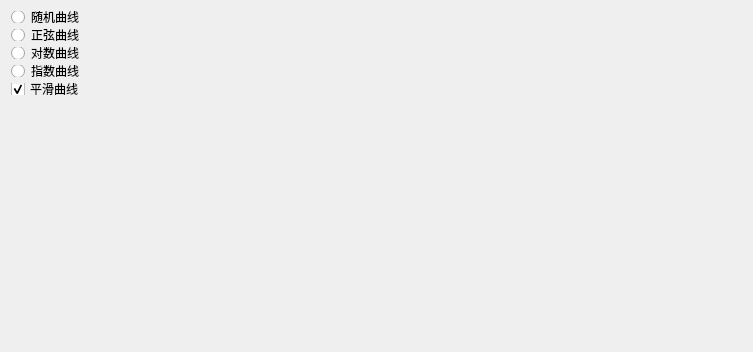
Qt form src/mainwidget.ui (shallowclouds/BezierCurve) before a commit.
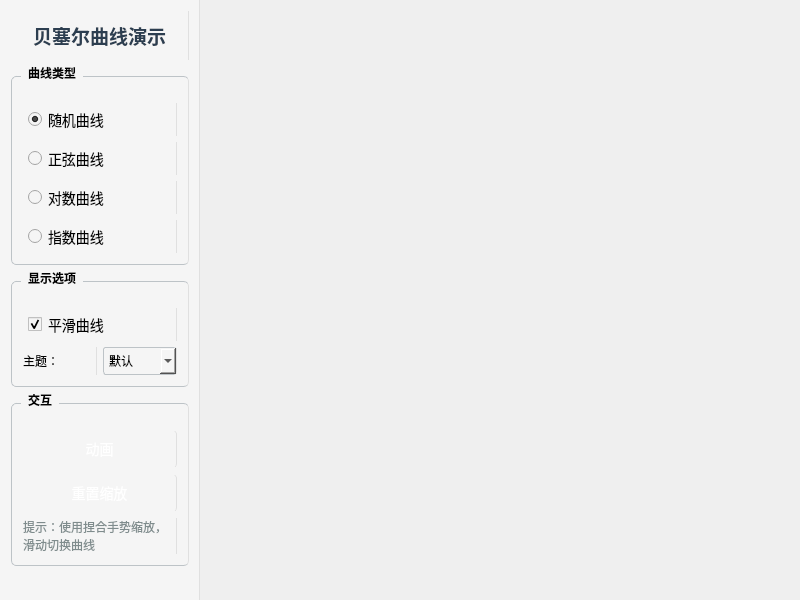
The same form after that commit.

```diff
--- a/src/mainwidget.ui
+++ b/src/mainwidget.ui
@@ -6,63 +6,246 @@
    <rect>
     <x>0</x>
     <y>0</y>
-    <width>753</width>
-    <height>352</height>
+    <width>800</width>
+    <height>600</height>
    </rect>
   </property>
   <property name="windowTitle">
    <string>MainWidget</string>
   </property>
-  <widget class="QWidget" name="gridLayoutWidget">
+  <property name="styleSheet">
+   <string notr="true">QWidget {
+    font-family: 'Microsoft YaHei', Arial, sans-serif;
+}
+
+QRadioButton, QCheckBox {
+    font-size: 14px;
+    padding: 5px;
+}
+
+QPushButton {
+    background-color: #3498db;
+    color: white;
+    border: none;
+    border-radius: 4px;
+    padding: 8px 16px;
+    font-size: 14px;
+}
+
+QPushButton:hover {
+    background-color: #2980b9;
+}
+
+QPushButton:pressed {
+    background-color: #1c6ea4;
+}
+
+QComboBox {
+    border: 1px solid #bdc3c7;
+    border-radius: 3px;
+    padding: 5px;
+    min-width: 6em;
+}
+
+QGroupBox {
+    font-weight: bold;
+    border: 1px solid #bdc3c7;
+    border-radius: 5px;
+    margin-top: 10px;
+    padding-top: 15px;
+}
+
+QGroupBox::title {
+    subcontrol-origin: margin;
+    subcontrol-position: top left;
+    left: 10px;
+    padding: 0 5px;
+}</string>
+  </property>
+  <widget class="QWidget" name="controlPanel" native="true">
    <property name="geometry">
     <rect>
      <x>0</x>
      <y>0</y>
-     <width>121</width>
-     <height>106</height>
+     <width>200</width>
+     <height>600</height>
     </rect>
    </property>
-   <layout class="QGridLayout" name="grid1">
-    <item row="0" column="0">
-     <widget class="QRadioButton" name="randCurve">
+   <property name="styleSheet">
+    <string notr="true">background-color: #f5f5f5;
+border-right: 1px solid #e0e0e0;</string>
+   </property>
+   <layout class="QVBoxLayout" name="verticalLayout">
+    <item>
+     <widget class="QLabel" name="titleLabel">
+      <property name="font">
+       <font>
+        <family>Microsoft YaHei</family>
+        <pointsize>14</pointsize>
+        <weight>75</weight>
+        <bold>true</bold>
+       </font>
+      </property>
+      <property name="styleSheet">
+       <string notr="true">color: #2c3e50;
+padding: 10px;</string>
+      </property>
       <property name="text">
-       <string>随机曲线</string>
+       <string>贝塞尔曲线演示</string>
       </property>
+      <property name="alignment">
+       <set>Qt::AlignCenter</set>
+      </property>
      </widget>
     </item>
-    <item row="3" column="0">
-     <widget class="QRadioButton" name="exCurve">
-      <property name="text">
-       <string>指数曲线</string>
+    <item>
+     <widget class="QGroupBox" name="curveTypeGroup">
+      <property name="title">
+       <string>曲线类型</string>
       </property>
+      <layout class="QVBoxLayout" name="verticalLayout_2">
+       <item>
+        <widget class="QRadioButton" name="randCurve">
+         <property name="text">
+          <string>随机曲线</string>
+         </property>
+         <property name="checked">
+          <bool>true</bool>
+         </property>
+        </widget>
+       </item>
+       <item>
+        <widget class="QRadioButton" name="SinCurve">
+         <property name="text">
+          <string>正弦曲线</string>
+         </property>
+        </widget>
+       </item>
+       <item>
+        <widget class="QRadioButton" name="lnCurve">
+         <property name="text">
+          <string>对数曲线</string>
+         </property>
+        </widget>
+       </item>
+       <item>
+        <widget class="QRadioButton" name="exCurve">
+         <property name="text">
+          <string>指数曲线</string>
+         </property>
+        </widget>
+       </item>
+      </layout>
      </widget>
     </item>
-    <item row="1" column="0">
-     <widget class="QRadioButton" name="SinCurve">
-      <property name="text">
-       <string>正弦曲线</string>
+    <item>
+     <widget class="QGroupBox" name="displayOptionsGroup">
+      <property name="title">
+       <string>显示选项</string>
       </property>
+      <layout class="QVBoxLayout" name="verticalLayout_3">
+       <item>
+        <widget class="QCheckBox" name="chkbox">
+         <property name="text">
+          <string>平滑曲线</string>
+         </property>
+         <property name="checked">
+          <bool>true</bool>
+         </property>
+        </widget>
+       </item>
+       <item>
+        <layout class="QHBoxLayout" name="horizontalLayout">
+         <item>
+          <widget class="QLabel" name="themeLabel">
+           <property name="text">
+            <string>主题：</string>
+           </property>
+          </widget>
+         </item>
+         <item>
+          <widget class="QComboBox" name="themeCombo">
+           <item>
+            <property name="text">
+             <string>默认</string>
+            </property>
+           </item>
+           <item>
+            <property name="text">
+             <string>蓝色</string>
+            </property>
+           </item>
+           <item>
+            <property name="text">
+             <string>绿色</string>
+            </property>
+           </item>
+           <item>
+            <property name="text">
+             <string>红色</string>
+            </property>
+           </item>
+           <item>
+            <property name="text">
+             <string>紫色</string>
+            </property>
+           </item>
+          </widget>
+         </item>
+        </layout>
+       </item>
+      </layout>
      </widget>
     </item>
-    <item row="2" column="0">
-     <widget class="QRadioButton" name="lnCurve">
-      <property name="text">
-       <string>对数曲线</string>
+    <item>
+     <widget class="QGroupBox" name="interactionGroup">
+      <property name="title">
+       <string>交互</string>
       </property>
+      <layout class="QVBoxLayout" name="verticalLayout_4">
+       <item>
+        <widget class="QPushButton" name="animateBtn">
+         <property name="text">
+          <string>动画</string>
+         </property>
+        </widget>
+       </item>
+       <item>
+        <widget class="QPushButton" name="resetZoomBtn">
+         <property name="text">
+          <string>重置缩放</string>
+         </property>
+        </widget>
+       </item>
+       <item>
+        <widget class="QLabel" name="gestureHintLabel">
+         <property name="styleSheet">
+          <string notr="true">color: #7f8c8d;
+font-size: 12px;</string>
+         </property>
+         <property name="text">
+          <string>提示：使用捏合手势缩放，滑动切换曲线</string>
+         </property>
+         <property name="wordWrap">
+          <bool>true</bool>
+         </property>
+        </widget>
+       </item>
+      </layout>
      </widget>
     </item>
-    <item row="4" column="0">
-     <widget class="QCheckBox" name="chkbox">
-      <property name="enabled">
-       <bool>true</bool>
+    <item>
+     <spacer name="verticalSpacer">
+      <property name="orientation">
+       <enum>Qt::Vertical</enum>
       </property>
-      <property name="text">
-       <string>平滑曲线</string>
+      <property name="sizeHint" stdset="0">
+       <size>
+        <width>20</width>
+        <height>40</height>
+       </size>
       </property>
-      <property name="checked">
-       <bool>true</bool>
-      </property>
-     </widget>
+     </spacer>
     </item>
    </layout>
   </widget>
```
Left out of the diff: 2 changed lines with no effect on the pictures.
